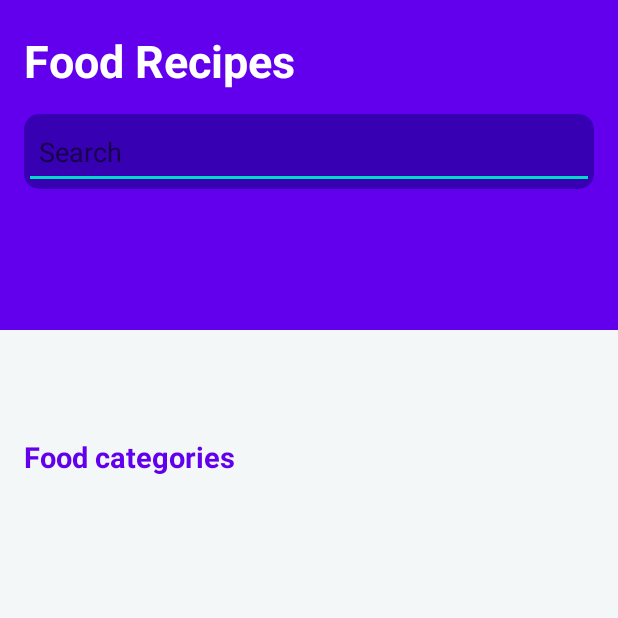
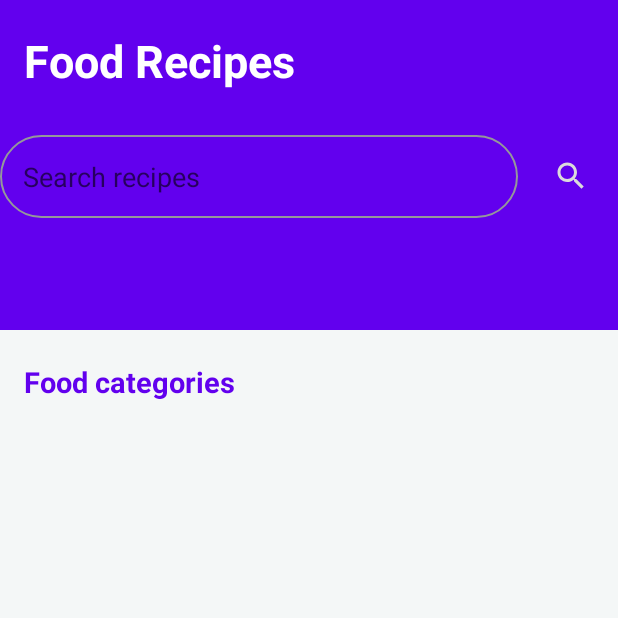
Before and after one commit to Irimurielle/Android-project-3, an Android app: the screen it shows after launch once a user with an empty profile is signed in (HomeActivity), on a phone screen of 412 x 824 dp, the top half of it. Run offline under Robolectric (Android 15) with nearby library versions, the phone set to English and light mode, and no system bars; our stand-ins replace ButterKnife, Firebase (no records; nobody signed in at launch, a user with empty details on screens opened directly), Shimmer; 2 statements that could not run were skipped.

```diff
--- a/app/build.gradle
+++ b/app/build.gradle
@@ -65,5 +65,6 @@ dependencies {
     implementation 'com.squareup.okhttp3:logging-interceptor:4.2.1'
     implementation 'com.facebook.shimmer:shimmer:0.5.0'
     implementation 'com.google.firebase:firebase-core:16.0.7'
+    implementation 'com.google.firebase:firebase-database:19.6.0'
 }
 apply plugin: 'com.google.gms.google-services'
--- a/app/src/main/java/com/irimurielle/foodrecipes2/ui/detail/DetailActivity.java
+++ b/app/src/main/java/com/irimurielle/foodrecipes2/ui/detail/DetailActivity.java
@@ -4,13 +4,12 @@ import android.content.Intent;
 import android.graphics.PorterDuff;
 import android.graphics.drawable.Drawable;
 import android.os.Bundle;
-import android.view.Menu;
-import android.view.MenuItem;
 import android.view.View;
 import android.widget.Button;
 import android.widget.ImageView;
 import android.widget.ProgressBar;
 import android.widget.TextView;
+import android.widget.Toast;
 
 import androidx.appcompat.app.AppCompatActivity;
 import androidx.appcompat.widget.Toolbar;
@@ -25,6 +24,11 @@ import com.irimurielle.foodrecipes2.Utils;
 import com.irimurielle.foodrecipes2.models.Meals;
 import com.squareup.picasso.Picasso;
 
+import com.google.firebase.auth.FirebaseAuth;
+import com.google.firebase.auth.FirebaseUser;
+import com.google.firebase.database.DatabaseReference;
+import com.google.firebase.database.FirebaseDatabase;
+
 import butterknife.BindView;
 import butterknife.ButterKnife;
 
@@ -32,6 +36,7 @@ import static com.irimurielle.foodrecipes2.ui.home.HomeActivity.EXTRA_DETAIL;
 
 public class DetailActivity extends AppCompatActivity implements DetailView {
 
+    private Meals mMeal;
     @BindView(R.id.toolbar)
     Toolbar toolbar;
 
@@ -72,6 +77,7 @@ public class DetailActivity extends AppCompatActivity implements DetailView {
 
         Intent intent = getIntent();
         String mealName = intent.getStringExtra(EXTRA_DETAIL);
+        mSavingButton.setOnClickListener(this);
 
         DetailPresenter presenter = new DetailPresenter(this);
         presenter.getMealById(mealName);
--- a/app/src/main/res/drawable/ic_search_primary_light.xml
+++ b/app/src/main/res/drawable/ic_search_primary_light.xml
@@ -5,6 +5,6 @@
     android:width="24dp"
     xmlns:android="http://schemas.android.com/apk/res/android">
     <path
-        android:fillColor="@color/teal_700"
+        android:fillColor="@color/colorWhiteDark"
         android:pathData="M15.5,14h-0.79l-0.28,-0.27C15.41,12.59 16,11.11 16,9.5 16,5.91 13.09,3 9.5,3S3,5.91 3,9.5 5.91,16 9.5,16c1.61,0 3.09,-0.59 4.23,-1.57l0.27,0.28v0.79l5,4.99L20.49,19l-4.99,-5zM9.5,14C7.01,14 5,11.99 5,9.5S7.01,5 9.5,5 14,7.01 14,9.5 11.99,14 9.5,14z"/>
 </vector>
--- a/app/src/main/res/layout/activity_home.xml
+++ b/app/src/main/res/layout/activity_home.xml
@@ -47,14 +47,27 @@
                 app:cardBackgroundColor="@color/purple_700"
                 app:cardCornerRadius="10dp"
                 app:cardElevation="0dp">
-                <EditText
-                    android:layout_width="match_parent"
-                    android:layout_height="50dp"
-                    android:padding="10dp"
-                    android:hint="@string/search"
-                    android:textColor="@color/teal_700"
-                    android:gravity="center_vertical" />
+
             </androidx.cardview.widget.CardView>
+
+            <EditText
+                android:id="@+id/EditTextSearch"
+                android:layout_width="345dp"
+                android:layout_height="wrap_content"
+                android:layout_marginTop="90dp"
+                android:background="@drawable/search_layout"
+                android:padding="15dp"
+                android:hint="Search recipes" />
+            <ImageButton
+                android:id="@+id/imageButton"
+                android:layout_width="63dp"
+                android:layout_height="54dp"
+                android:layout_alignParentEnd="true"
+                android:layout_marginTop="90dp"
+                android:background="@color/purple_500"
+                app:srcCompat="@drawable/ic_search_primary_light"
+                android:layout_alignParentRight="true"
+                tools:ignore="VectorDrawableCompat" />
 
             <androidx.viewpager.widget.ViewPager
                 android:id="@+id/viewPagerHeader"
```
